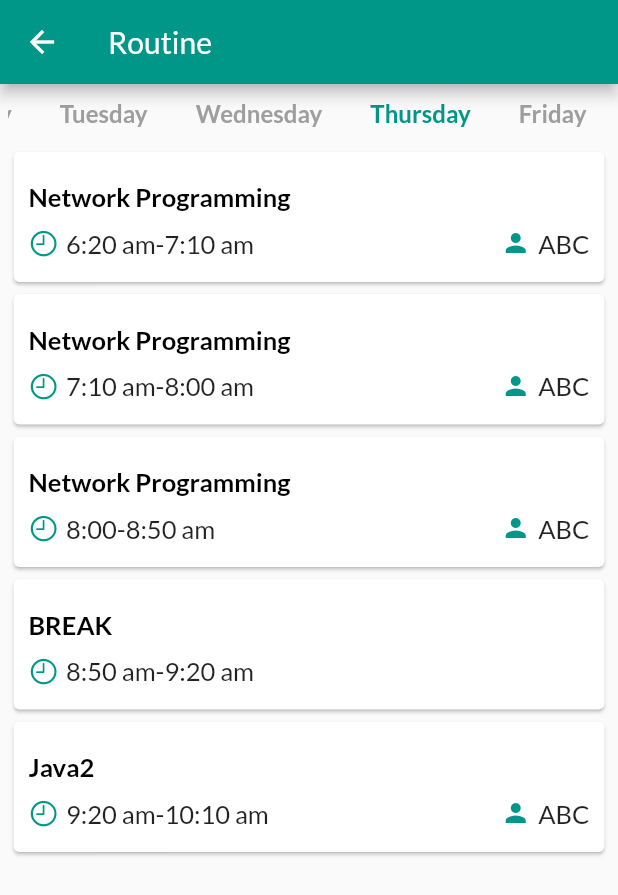
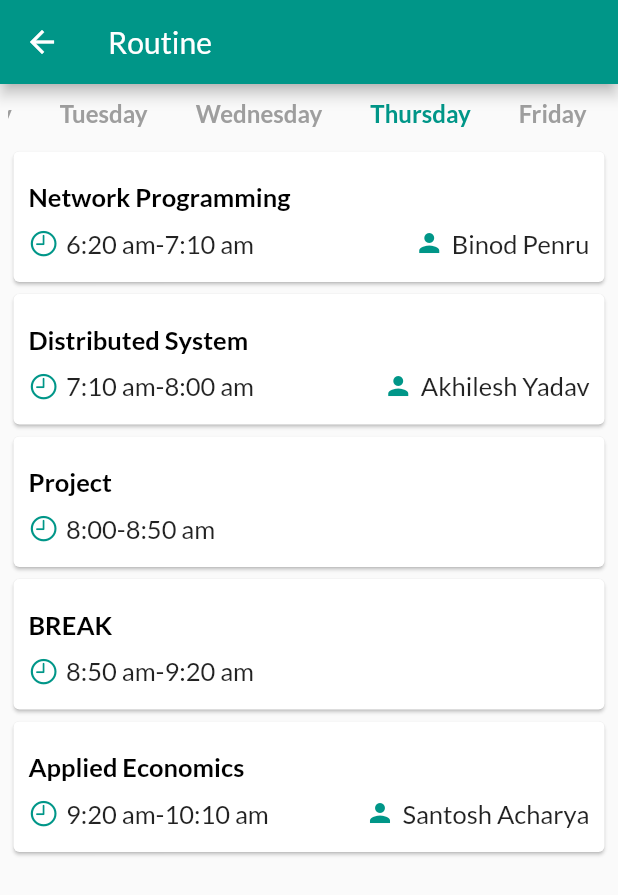
Before and after one commit to sitaitani/30DaysOfFlutter, a Flutter app: the RoutinePage screen opened directly, on a phone screen of 412 x 824 dp. Shown: the top 895 px of the screen. Run offline on Flutter 3.47's test engine with Material 2 defaults, Android fonts, the phone set to English and light mode, and no system bars; our stand-ins replace cloud_firestore, firebase_auth, firebase_core, firebase_database, firebase_messaging, flutter_local_notifications and 5 more; missing offline and left inert: dart:html, syncfusion_flutter_pdf, syncfusion_flutter_pdfviewer; accounts and stored records are empty; network calls fail.

Commit message:
added day10

```diff
--- a/lib/utils/Constants.dart
+++ b/lib/utils/Constants.dart
@@ -1,50 +1,49 @@
-
 import '../widgets/routineTile.dart';
 
 List<Routine> sundayRoutine = [
   Routine("Mobile Programming", "6:20 am", "Kiran Poudel", "7:10 am"),
-  Routine("Network Programming", "7:10 am", "ABC", "8:00 am"),
-  Routine("Network Programming", "8:00", "ABC", "8:50 am"),
+  Routine("Advanced Java Programing", "7:10 am", "Yubaraj devkota", "8:00 am"),
+  Routine("Applied Economics", "8:00", "Santosh Acharya", "8:50 am"),
   Routine("BREAK", "8:50 am", "", "9:20 am"),
-  Routine("Java2", "9:20 am", "ABC", "10:10 am"),
+  Routine("Distributed System", "9:20 am", "Akhilesh Yadav", "10:10 am"),
 ];
 
 List<Routine> mondayRoutine = [
-  Routine("Mobile Programming", "6:20 am", "ABC", "7:10 am"),
-    Routine("Network Programming", "7:10 am", "ABC", "8:00 am"),
-  Routine("Network Programming", "8:00", "ABC", "8:50 am"),
+  Routine("Mobile Programming", "6:20 am", "Kiran poudel", "7:10 am"),
+  Routine("Network Programming", "7:10 am", "Binod Penru", "8:00 am"),
+  Routine("Network Programming", "8:00", "Bindo penru", "8:50 am"),
   Routine("BREAK", "8:50 am", "", "9:20 am"),
-  Routine("Java2", "9:20 am", "ABC", "10:10 am"),
+  Routine("Advanced Java", "9:20 am", "Yubaraj Devkota", "10:10 am"),
 ];
 
 List<Routine> tuesdayRoutine = [
-  Routine("Mobile Programming", "6:20 am", "ABC", "7:10 am"),
-   Routine("Network Programming", "7:10 am", "ABC", "8:00 am"),
-  Routine("Network Programming", "8:00", "ABC", "8:50 am"),
+  Routine("Applied Economics", "6:20 am", "Santosh Acharya", "7:10 am"),
+  Routine("Network Programming", "7:10 am", "Binod Penru", "8:00 am"),
+  Routine("Distributed System", "8:00", "Akhilesh Yadav", "8:50 am"),
   Routine("BREAK", "8:50 am", "", "9:20 am"),
-  Routine("Java2", "9:20 am", "ABC", "10:10 am"),
+  Routine("Distributed System", "9:20 am", "Akhilesh Yadav", "10:10 am"),
 ];
 
 List<Routine> wednesdayRoutine = [
-  Routine("Mobile Programming", "6:20 am", "ABC", "7:10 am"),
-  Routine("Network Programming", "7:10 am", "ABC", "8:00 am"),
-  Routine("Network Programming", "8:00", "ABC", "8:50 am"),
+  Routine("Network Programming", "6:20 am", "Bidno Penru", "7:10 am"),
+  Routine("Distributed System", "7:10 am", "Akhilesh Yadav", "8:00 am"),
+  Routine("Project", "8:00", "", "8:50 am"),
   Routine("BREAK", "8:50 am", "", "9:20 am"),
-  Routine("Java2", "9:20 am", "ABC", "10:10 am"),
+  Routine("Advanced Java", "9:20 am", "Yubaraj Devkota", "10:10 am"),
 ];
 
 List<Routine> thursdayRoutine = [
-  Routine("Network Programming", "6:20 am", "ABC", "7:10 am"),
-  Routine("Network Programming", "7:10 am", "ABC", "8:00 am"),
-  Routine("Network Programming", "8:00", "ABC", "8:50 am"),
+  Routine("Network Programming", "6:20 am", "Binod Penru", "7:10 am"),
+  Routine("Distributed System", "7:10 am", "Akhilesh Yadav", "8:00 am"),
+  Routine("Project", "8:00", "", "8:50 am"),
   Routine("BREAK", "8:50 am", "", "9:20 am"),
-  Routine("Java2", "9:20 am", "ABC", "10:10 am"),
+  Routine("Applied Economics", "9:20 am", "Santosh Acharya", "10:10 am"),
 ];
 
 List<Routine> fridayRoutine = [
-  Routine("Network Programming", "6:20 am", "ABC", "7:10 am"),
-  Routine("Network Programming", "7:10 am", "ABC", "8:00 am"),
-  Routine("Network Programming", "8:00", "ABC", "8:50 am"),
+  Routine("Network Programming", "6:20 am", "Binod Penru", "7:10 am"),
+  Routine("Adanced Java progamming", "7:10 am", "Yubaraj Devkota", "8:00 am"),
+  Routine("Applied Economics", "8:00", "Santosh Acharya", "8:50 am"),
   Routine("BREAK", "8:50 am", "", "9:20 am"),
-  Routine("Java2", "9:20 am", "ABC", "10:10 am"),
+  Routine("Applied Economics", "9:20 am", "Santosh Acharya", "10:10 am"),
 ];
```
Also changed, not shown: lib/Models/Homework.dart (+4 -4 lines), lib/main.dart (+25 -13 lines), lib/pages/login_page.dart (+4 -3 lines), lib/pages/register.dart (+4 -3 lines), lib/widgets/homeworkdetail.dart (+33 -5 lines).
